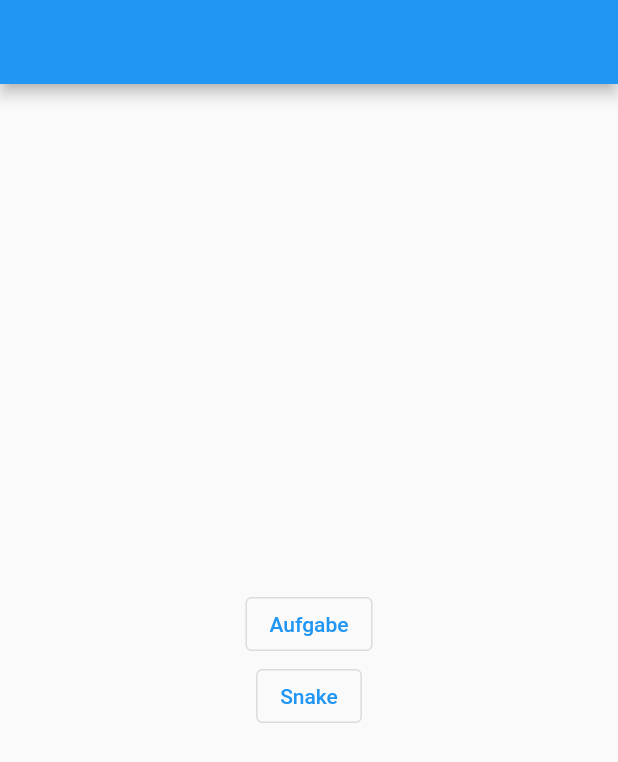
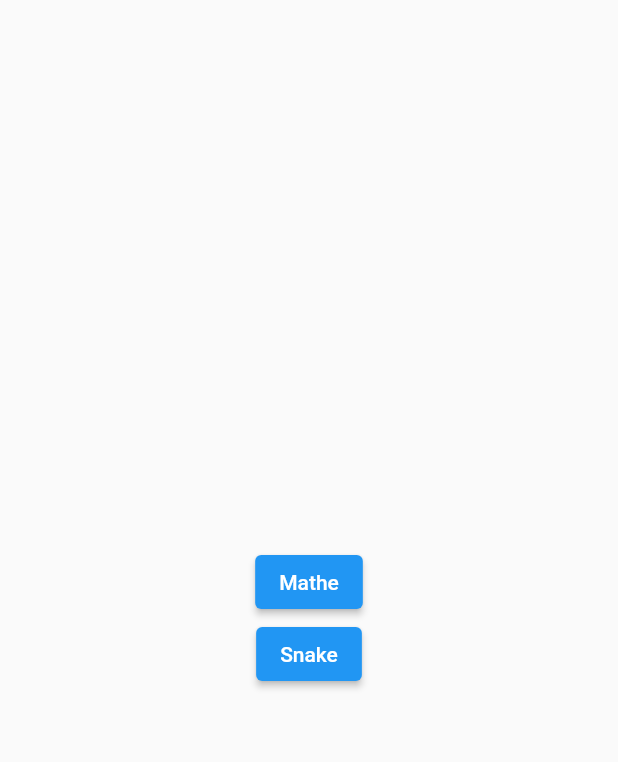
Before and after one commit to thm-mni-ii/lama, a Flutter app: the screen it shows after launch, on a phone screen of 412 x 824 dp. Shown: the top 762 px of the screen. Run offline on Flutter 3.47's test engine with Material 2 defaults, Android fonts, the phone set to English and light mode, and no system bars; missing offline and left inert: flame.

Commit message:
Rework the app structure

```diff
--- a/lama_app/lib/app/app.dart
+++ b/lama_app/lib/app/app.dart
@@ -0,0 +1,6 @@
+import 'package:flutter/material.dart';
+import 'package:lama_app/app/screens/home_screen.dart';
+
+class LamaApp extends MaterialApp {
+  LamaApp() : super(home: HomeScreen());
+}
--- /dev/null
+++ b/lama_app/lib/app/screens/home_screen.dart
@@ -0,0 +1,27 @@
+import 'package:flutter/material.dart';
+import 'package:lama_app/app/screens/game_screen.dart';
+
+class HomeScreen extends StatelessWidget {
+  @override
+  Widget build(BuildContext context) {
+    return Scaffold(
+      body: SafeArea(
+        child: Center(
+          child: Column(
+            mainAxisAlignment: MainAxisAlignment.center,
+            children: [
+              ElevatedButton(child: Text("Mathe"), onPressed: () => {}),
+              ElevatedButton(
+                child: Text("Snake"),
+                onPressed: () => Navigator.push(
+                  context,
+                  MaterialPageRoute(builder: (context) => GameScreen()),
+                ),
+              ),
+            ],
+          ),
+        ),
+      ),
+    );
+  }
+}
--- a/lama_app/lib/main.dart
+++ b/lama_app/lib/main.dart
@@ -1,112 +1,9 @@
 import 'package:flutter/material.dart';
-import 'package:flutter_bloc/flutter_bloc.dart';
-import 'package:lama_app/snake/snake_game.dart';
+import 'package:flutter/services.dart';
+import 'package:lama_app/app/app.dart';
 
-void main() async {
-  runApp(
-    BlocProvider(
-        create: (context) => NavigationBloc(),
-        child: LamaApp()
-    ),
-  );
+void main() {
+  WidgetsFlutterBinding.ensureInitialized();
+  SystemChrome.setPreferredOrientations([DeviceOrientation.portraitUp]);
+  runApp(LamaApp());
 }
-
-class LamaApp extends StatelessWidget {
-  @override
-  Widget build(BuildContext context) {
-    return MaterialApp(
-      home: BlocBuilder<NavigationBloc, NavigationState>(
-          builder: (_, state) {
-            if (state is NavigationHomeState) {
-              return HomeScreen();
-            }
-            else if (state is NavigationTaskState) {
-              return TaskScreen();
-            }
-
-            SnakeGame game = SnakeGame();
-            return game.widget;
-          }
-      ),
-    );
-  }
-}
-
-enum NavigationEvent { home, task, snake }
-
-@immutable
-abstract class NavigationState {}
-
-class NavigationHomeState extends NavigationState {}
-class NavigationSnakeState extends NavigationState {}
-class NavigationTaskState extends NavigationState {}
-
-
-class NavigationBloc extends Bloc<NavigationEvent, NavigationState> {
-  NavigationBloc() : super(NavigationHomeState());
-
-  @override
-  Stream<NavigationState> mapEventToState(NavigationEvent event) async* {
-    switch (event) {
-      case NavigationEvent.home : {
-        yield NavigationHomeState();
-        break;
-      }
-      case NavigationEvent.task : {
-        yield NavigationTaskState();
-        break;
-      }
-      case NavigationEvent.snake : {
-        yield NavigationSnakeState();
-        break;
-      }
-    }
-  }
-}
-
-class HomeScreen extends StatelessWidget {
-  @override
-  Widget build(BuildContext context) {
-    return Scaffold(
-      appBar: AppBar(),
-      body: Column(
-        mainAxisAlignment: MainAxisAlignment.center,
-        crossAxisAlignment: CrossAxisAlignment.center,
-        children: [
-          Center(
-              child: OutlinedButton(
-                child: Text('Aufgabe'),
-                onPressed: () {
-                  BlocProvider.of<NavigationBloc>(context).add(NavigationEvent.task);
-                },
-              )
-          ),
-          Center(
-              child: OutlinedButton(
-                child: Text('Snake'),
-                onPressed: () {
-                  BlocProvider.of<NavigationBloc>(context).add(NavigationEvent.snake);
-                },
-              )
-          )],
-      ),
-    );
-  }
-}
-
-class TaskScreen extends StatelessWidget {
-  @override
-  Widget build(BuildContext context) {
-    return Scaffold(
-      appBar: AppBar(),
-      body: Center(
-        child: OutlinedButton(
-          child: Text('Back!'),
-          onPressed: () {
-            BlocProvider.of<NavigationBloc>(context).add(NavigationEvent.home);
-          },
-        ),
-      ),
-    );
-  }
-}
```
Also changed, not shown: lama_app/lib/app/screens/game_screen.dart (added, +10 -0 lines).
